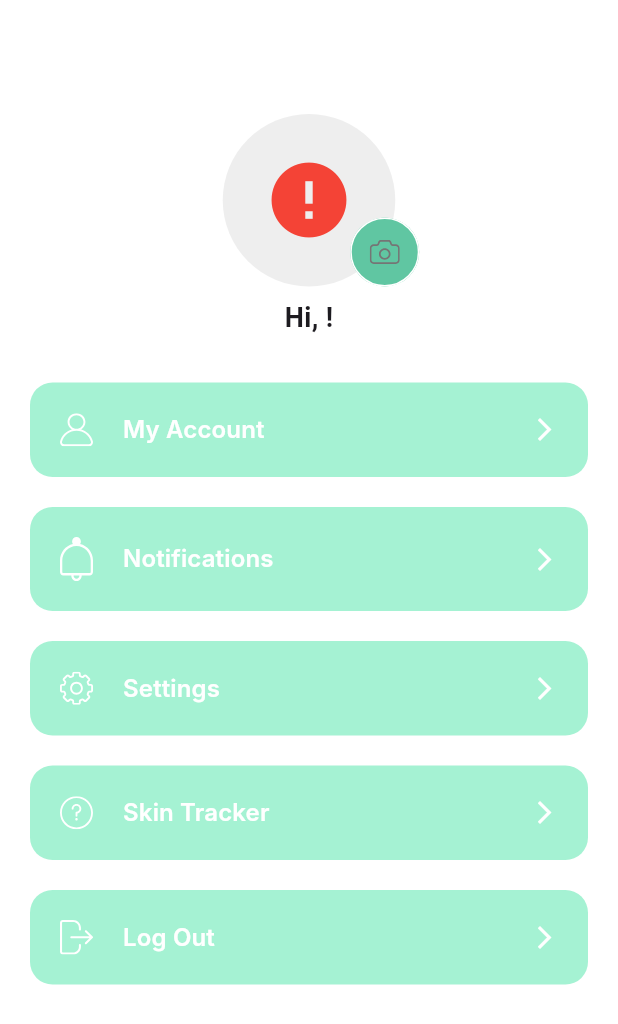
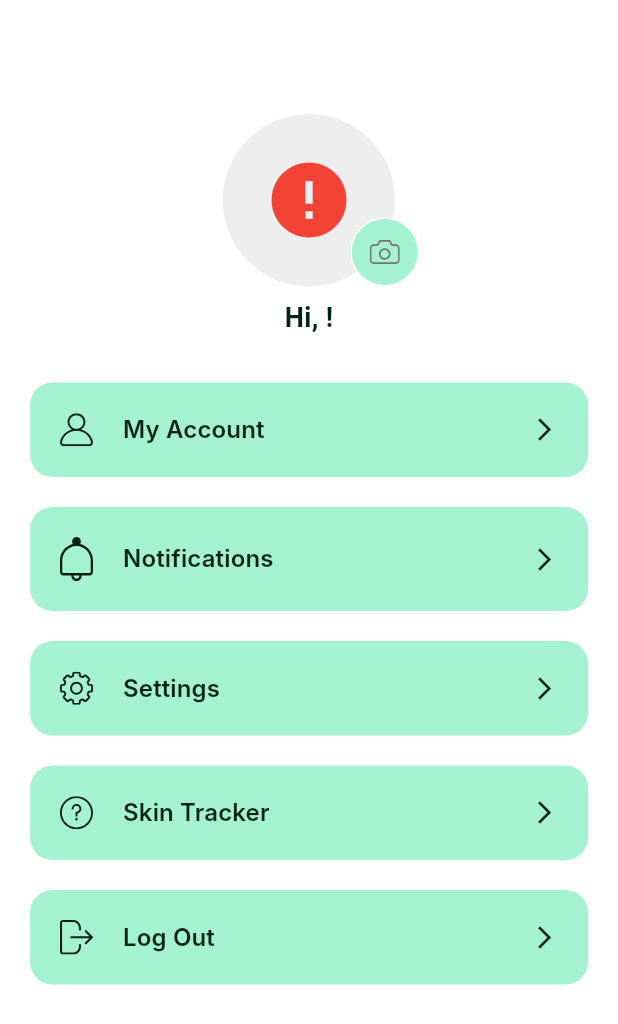
Before and after one commit to gebienha/SoftwareStudioFinal, a Flutter app: the ProfileScreen screen opened by its route, on a phone screen of 412 x 824 dp. Shown: the top 1024 px of the screen. Run offline on Flutter 3.47's test engine with Material 3 defaults, Android fonts, the phone set to English and light mode, and no system bars; our stand-ins replace cloud_firestore, firebase_auth, firebase_core, flutter_svg, get, go_router and 4 more; missing offline and left inert: fluttermoji; accounts and stored records are empty; Roboto replaces fonts that are missing (Inter).

Commit message:
UI profile updated

```diff
--- a/lib/screens/profile/components/profile_menu.dart
+++ b/lib/screens/profile/components/profile_menu.dart
@@ -31,7 +31,7 @@ class ProfileMenu extends StatelessWidget {
           children: [
             SvgPicture.asset(
               icon,
-              color: Theme.of(context).colorScheme.background,
+              color: Theme.of(context).colorScheme.onSecondaryContainer,
               width: 22,
             ),
             const SizedBox(width: 20),
@@ -39,7 +39,7 @@ class ProfileMenu extends StatelessWidget {
               child: Text(
                 text,
                 style: TextStyle(
-                  color: Theme.of(context).colorScheme.background,
+                  color: Theme.of(context).colorScheme.onPrimaryContainer,
                   fontSize: 16,
                   fontFamily: 'Inter',
                   fontWeight: FontWeight.w600,
@@ -48,7 +48,7 @@ class ProfileMenu extends StatelessWidget {
             ),
             Icon(
               Icons.arrow_forward_ios,
-              color: Theme.of(context).colorScheme.background,
+              color: Theme.of(context).colorScheme.onSecondaryContainer,
             ),
           ],
         ),
--- a/lib/screens/profile/components/profile_pic.dart
+++ b/lib/screens/profile/components/profile_pic.dart
@@ -85,7 +85,8 @@ class _ProfilePicState extends State<ProfilePic> {
                         borderRadius: BorderRadius.circular(50),
                         side: const BorderSide(color: Colors.white),
                       ),
-                      backgroundColor: const Color(0xFF60C6A2),
+                      // backgroundColor: const Color(0xFF60C6A2),
+                      backgroundColor: Theme.of(context).colorScheme.primaryContainer
                     ),
                     onPressed: () async {
                       final result = await Navigator.pushNamed(
@@ -115,7 +116,7 @@ class _ProfilePicState extends State<ProfilePic> {
                 ? CircularProgressIndicator()
                 : Text(
                     'Hi, $firstName!',
-                    style: const TextStyle(fontSize: 18, fontWeight: FontWeight.bold),
+                    style: TextStyle(fontSize: 18, fontWeight: FontWeight.bold, color: Theme.of(context).colorScheme.onPrimaryContainer),
                   ),
           ),
       ],
```
Also changed, not shown: 1 other file.
